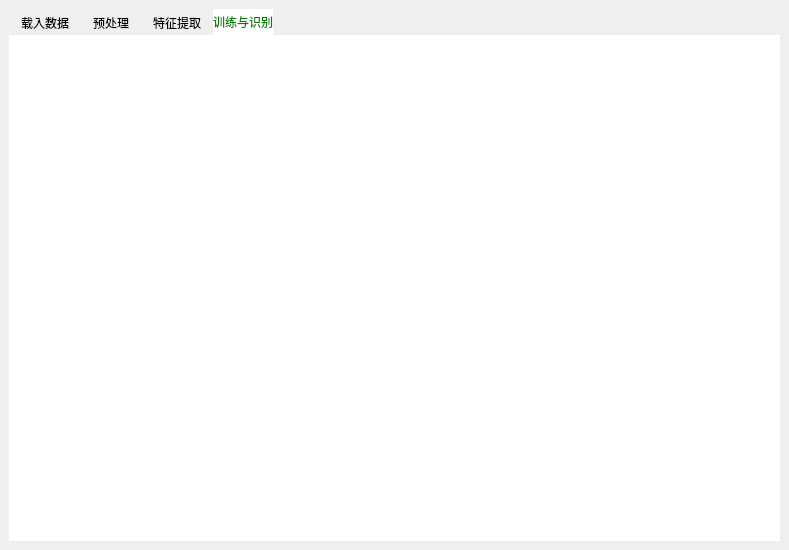
Liujiajia1994/pyQtTest, file oceanEddyRecognition.ui: the form before one commit.
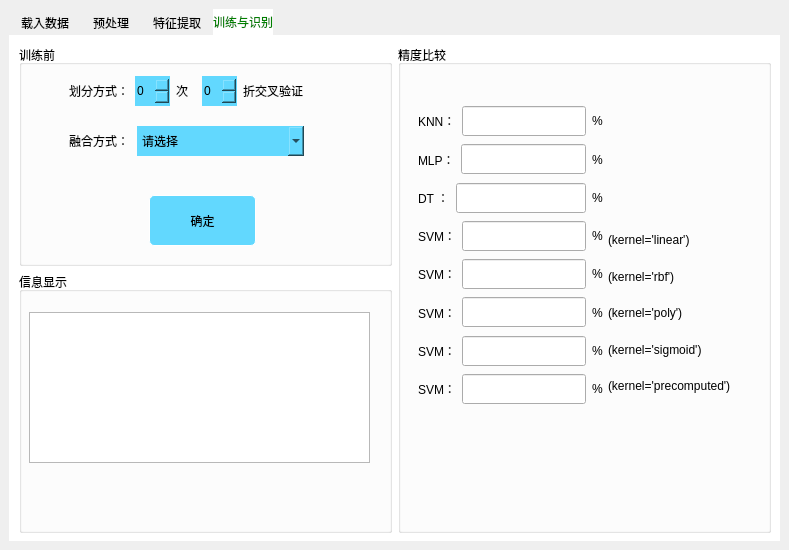
The form after the commit. The open tabs and pages were chosen to show the change. Icons and pictures are not drawn.

Commit message: 训练与识别模块界面

The edit to the form file:
```diff
--- a/oceanEddyRecognition.ui
+++ b/oceanEddyRecognition.ui
@@ -1151,6 +1151,672 @@
        <attribute name="title">
         <string>训练与识别</string>
        </attribute>
+       <widget class="QWidget" name="">
+        <property name="geometry">
+         <rect>
+          <x>10</x>
+          <y>10</y>
+          <width>752</width>
+          <height>488</height>
+         </rect>
+        </property>
+        <layout class="QHBoxLayout" name="horizontalLayout_3">
+         <item>
+          <layout class="QVBoxLayout" name="verticalLayout_4">
+           <item>
+            <widget class="QGroupBox" name="groupBox_10">
+             <property name="minimumSize">
+              <size>
+               <width>371</width>
+               <height>217</height>
+              </size>
+             </property>
+             <property name="title">
+              <string>训练前</string>
+             </property>
+             <widget class="QPushButton" name="extract_2">
+              <property name="geometry">
+               <rect>
+                <x>130</x>
+                <y>150</y>
+                <width>107</width>
+                <height>51</height>
+               </rect>
+              </property>
+              <property name="minimumSize">
+               <size>
+                <width>101</width>
+                <height>51</height>
+               </size>
+              </property>
+              <property name="styleSheet">
+               <string notr="true">QPushButton{  
+    border: 1px solid #ffffff;    
+	background-color:#62d8fe;
+    border-style: solid;  
+    border-radius:5px;  
+    width: 100px;  
+    height:20px;  
+    padding:0 0px;  
+} 
+QPushButton:hover{     
+    border: 1px solid #ffffff;  
+	background-color:#d6f7fe;
+    border-style: solid;  
+    border-radius:5px;  
+    width: 40px;  
+    height:20px;  
+    padding:0 0px;  
+}
+QPushButton:pressed{  
+    background-color:#EAF0FF;  
+    border: 1px solid #AAB4C4;  
+    width: 40px;  
+    height:20px;  
+    padding:0 0px;  
+    border-radius:5px;  
+}</string>
+              </property>
+              <property name="text">
+               <string>确定</string>
+              </property>
+             </widget>
+             <widget class="QWidget" name="">
+              <property name="geometry">
+               <rect>
+                <x>50</x>
+                <y>30</y>
+                <width>234</width>
+                <height>32</height>
+               </rect>
+              </property>
+              <layout class="QHBoxLayout" name="horizontalLayout_4">
+               <item>
+                <widget class="QLabel" name="label">
+                 <property name="text">
+                  <string>划分方式：</string>
+                 </property>
+                </widget>
+               </item>
+               <item>
+                <widget class="QSpinBox" name="spinBox">
+                 <property name="minimumSize">
+                  <size>
+                   <width>0</width>
+                   <height>30</height>
+                  </size>
+                 </property>
+                 <property name="styleSheet">
+                  <string notr="true">QSpinBox{
+	font-family: &quot;微软雅黑&quot;;
+    color: black;
+    border: 1px #1a1a1a solid;
+	background-color:#62d8fe;
+}</string>
+                 </property>
+                </widget>
+               </item>
+               <item>
+                <widget class="QLabel" name="label_2">
+                 <property name="minimumSize">
+                  <size>
+                   <width>0</width>
+                   <height>30</height>
+                  </size>
+                 </property>
+                 <property name="text">
+                  <string>次</string>
+                 </property>
+                </widget>
+               </item>
+               <item>
+                <widget class="QSpinBox" name="spinBox_2">
+                 <property name="minimumSize">
+                  <size>
+                   <width>0</width>
+                   <height>30</height>
+                  </size>
+                 </property>
+                 <property name="styleSheet">
+                  <string notr="true">QSpinBox{
+	font-family: &quot;微软雅黑&quot;;
+    color: black;
+    border: 1px #1a1a1a solid;
+	background-color:#62d8fe;
+}</string>
+                 </property>
+                </widget>
+               </item>
+               <item>
+                <widget class="QLabel" name="label_3">
+                 <property name="minimumSize">
+                  <size>
+                   <width>0</width>
+                   <height>30</height>
+                  </size>
+                 </property>
+                 <property name="text">
+                  <string>折交叉验证</string>
+                 </property>
+                </widget>
+               </item>
+              </layout>
+             </widget>
+             <widget class="QWidget" name="">
+              <property name="geometry">
+               <rect>
+                <x>50</x>
+                <y>80</y>
+                <width>235</width>
+                <height>32</height>
+               </rect>
+              </property>
+              <layout class="QHBoxLayout" name="horizontalLayout_6">
+               <item>
+                <widget class="QLabel" name="label_4">
+                 <property name="minimumSize">
+                  <size>
+                   <width>0</width>
+                   <height>30</height>
+                  </size>
+                 </property>
+                 <property name="text">
+                  <string>融合方式：</string>
+                 </property>
+                </widget>
+               </item>
+               <item>
+                <widget class="QComboBox" name="comboBox_6">
+                 <property name="minimumSize">
+                  <size>
+                   <width>167</width>
+                   <height>30</height>
+                  </size>
+                 </property>
+                 <property name="styleSheet">
+                  <string notr="true">QComboBox {
+	font-family: &quot;微软雅黑&quot;;
+    color: black;
+    border: 1px #1a1a1a solid;
+	background-color:#62d8fe;
+}</string>
+                 </property>
+                 <property name="currentText">
+                  <string>请选择</string>
+                 </property>
+                 <item>
+                  <property name="text">
+                   <string>请选择</string>
+                  </property>
+                 </item>
+                 <item>
+                  <property name="text">
+                   <string>多特征串行融合</string>
+                  </property>
+                 </item>
+                 <item>
+                  <property name="text">
+                   <string>自适应加权特征融合</string>
+                  </property>
+                 </item>
+                </widget>
+               </item>
+              </layout>
+             </widget>
+            </widget>
+           </item>
+           <item>
+            <widget class="QGroupBox" name="groupBox_11">
+             <property name="minimumSize">
+              <size>
+               <width>0</width>
+               <height>261</height>
+              </size>
+             </property>
+             <property name="title">
+              <string>信息显示</string>
+             </property>
+             <widget class="QTextEdit" name="textEdit_info_4">
+              <property name="geometry">
+               <rect>
+                <x>10</x>
+                <y>40</y>
+                <width>341</width>
+                <height>151</height>
+               </rect>
+              </property>
+             </widget>
+            </widget>
+           </item>
+          </layout>
+         </item>
+         <item>
+          <widget class="QGroupBox" name="groupBox_12">
+           <property name="minimumSize">
+            <size>
+             <width>371</width>
+             <height>486</height>
+            </size>
+           </property>
+           <property name="title">
+            <string>精度比较</string>
+           </property>
+           <widget class="QWidget" name="">
+            <property name="geometry">
+             <rect>
+              <x>20</x>
+              <y>60</y>
+              <width>185</width>
+              <height>300</height>
+             </rect>
+            </property>
+            <layout class="QVBoxLayout" name="verticalLayout_5">
+             <item>
+              <layout class="QHBoxLayout" name="horizontalLayout_7">
+               <item>
+                <widget class="QLabel" name="label_5">
+                 <property name="minimumSize">
+                  <size>
+                   <width>0</width>
+                   <height>30</height>
+                  </size>
+                 </property>
+                 <property name="text">
+                  <string>KNN：</string>
+                 </property>
+                </widget>
+               </item>
+               <item>
+                <widget class="QLineEdit" name="lineEdit">
+                 <property name="minimumSize">
+                  <size>
+                   <width>71</width>
+                   <height>30</height>
+                  </size>
+                 </property>
+                </widget>
+               </item>
+               <item>
+                <widget class="QLabel" name="label_6">
+                 <property name="minimumSize">
+                  <size>
+                   <width>0</width>
+                   <height>30</height>
+                  </size>
+                 </property>
+                 <property name="text">
+                  <string>%</string>
+                 </property>
+                </widget>
+               </item>
+              </layout>
+             </item>
+             <item>
+              <layout class="QHBoxLayout" name="horizontalLayout_10">
+               <item>
+                <widget class="QLabel" name="label_11">
+                 <property name="minimumSize">
+                  <size>
+                   <width>0</width>
+                   <height>30</height>
+                  </size>
+                 </property>
+                 <property name="text">
+                  <string>MLP：</string>
+                 </property>
+                </widget>
+               </item>
+               <item>
+                <widget class="QLineEdit" name="lineEdit_4">
+                 <property name="minimumSize">
+                  <size>
+                   <width>0</width>
+                   <height>30</height>
+                  </size>
+                 </property>
+                 <property name="text">
+                  <string/>
+                 </property>
+                </widget>
+               </item>
+               <item>
+                <widget class="QLabel" name="label_12">
+                 <property name="minimumSize">
+                  <size>
+                   <width>0</width>
+                   <height>30</height>
+                  </size>
+                 </property>
+                 <property name="text">
+                  <string>%</string>
+                 </property>
+                </widget>
+               </item>
+              </layout>
+             </item>
+             <item>
+              <layout class="QHBoxLayout" name="horizontalLayout_9">
+               <item>
+                <widget class="QLabel" name="label_10">
+                 <property name="minimumSize">
+                  <size>
+                   <width>30</width>
+                   <height>30</height>
+                  </size>
+                 </property>
+                 <property name="text">
+                  <string>DT ：</string>
+                 </property>
+                </widget>
+               </item>
+               <item>
+                <widget class="QLineEdit" name="lineEdit_3">
+                 <property name="minimumSize">
+                  <size>
+                   <width>71</width>
+                   <height>30</height>
+                  </size>
+                 </property>
+                </widget>
+               </item>
+               <item>
+                <widget class="QLabel" name="label_9">
+                 <property name="minimumSize">
+                  <size>
+                   <width>0</width>
+                   <height>30</height>
+                  </size>
+                 </property>
+                 <property name="text">
+                  <string>%</string>
+                 </property>
+                </widget>
+               </item>
+              </layout>
+             </item>
+             <item>
+              <layout class="QHBoxLayout" name="horizontalLayout_8">
+               <item>
+                <widget class="QLabel" name="label_8">
+                 <property name="minimumSize">
+                  <size>
+                   <width>0</width>
+                   <height>30</height>
+                  </size>
+                 </property>
+                 <property name="text">
+                  <string>SVM：</string>
+                 </property>
+                </widget>
+               </item>
+               <item>
+                <widget class="QLineEdit" name="lineEdit_2">
+                 <property name="minimumSize">
+                  <size>
+                   <width>0</width>
+                   <height>30</height>
+                  </size>
+                 </property>
+                </widget>
+               </item>
+               <item>
+                <widget class="QLabel" name="label_7">
+                 <property name="minimumSize">
+                  <size>
+                   <width>0</width>
+                   <height>30</height>
+                  </size>
+                 </property>
+                 <property name="text">
+                  <string>%</string>
+                 </property>
+                </widget>
+               </item>
+              </layout>
+             </item>
+             <item>
+              <layout class="QHBoxLayout" name="horizontalLayout_11">
+               <item>
+                <widget class="QLabel" name="label_15">
+                 <property name="minimumSize">
+                  <size>
+                   <width>0</width>
+                   <height>30</height>
+                  </size>
+                 </property>
+                 <property name="text">
+                  <string>SVM：</string>
+                 </property>
+                </widget>
+               </item>
+               <item>
+                <widget class="QLineEdit" name="lineEdit_5">
+                 <property name="minimumSize">
+                  <size>
+                   <width>0</width>
+                   <height>30</height>
+                  </size>
+                 </property>
+                </widget>
+               </item>
+               <item>
+                <widget class="QLabel" name="label_14">
+                 <property name="minimumSize">
+                  <size>
+                   <width>0</width>
+                   <height>30</height>
+                  </size>
+                 </property>
+                 <property name="text">
+                  <string>%</string>
+                 </property>
+                </widget>
+               </item>
+              </layout>
+             </item>
+             <item>
+              <layout class="QHBoxLayout" name="horizontalLayout_12">
+               <item>
+                <widget class="QLabel" name="label_19">
+                 <property name="minimumSize">
+                  <size>
+                   <width>0</width>
+                   <height>30</height>
+                  </size>
+                 </property>
+                 <property name="text">
+                  <string>SVM：</string>
+                 </property>
+                </widget>
+               </item>
+               <item>
+                <widget class="QLineEdit" name="lineEdit_6">
+                 <property name="minimumSize">
+                  <size>
+                   <width>0</width>
+                   <height>30</height>
+                  </size>
+                 </property>
+                </widget>
+               </item>
+               <item>
+                <widget class="QLabel" name="label_18">
+                 <property name="minimumSize">
+                  <size>
+                   <width>0</width>
+                   <height>30</height>
+                  </size>
+                 </property>
+                 <property name="text">
+                  <string>%</string>
+                 </property>
+                </widget>
+               </item>
+              </layout>
+             </item>
+             <item>
+              <layout class="QHBoxLayout" name="horizontalLayout_13">
+               <item>
+                <widget class="QLabel" name="label_20">
+                 <property name="minimumSize">
+                  <size>
+                   <width>0</width>
+                   <height>30</height>
+                  </size>
+                 </property>
+                 <property name="text">
+                  <string>SVM：</string>
+                 </property>
+                </widget>
+               </item>
+               <item>
+                <widget class="QLineEdit" name="lineEdit_7">
+                 <property name="minimumSize">
+                  <size>
+                   <width>0</width>
+                   <height>30</height>
+                  </size>
+                 </property>
+                </widget>
+               </item>
+               <item>
+                <widget class="QLabel" name="label_22">
+                 <property name="minimumSize">
+                  <size>
+                   <width>0</width>
+                   <height>30</height>
+                  </size>
+                 </property>
+                 <property name="text">
+                  <string>%</string>
+                 </property>
+                </widget>
+               </item>
+              </layout>
+             </item>
+             <item>
+              <layout class="QHBoxLayout" name="horizontalLayout_14">
+               <item>
+                <widget class="QLabel" name="label_42">
+                 <property name="minimumSize">
+                  <size>
+                   <width>0</width>
+                   <height>30</height>
+                  </size>
+                 </property>
+                 <property name="text">
+                  <string>SVM：</string>
+                 </property>
+                </widget>
+               </item>
+               <item>
+                <widget class="QLineEdit" name="lineEdit_15">
+                 <property name="minimumSize">
+                  <size>
+                   <width>0</width>
+                   <height>30</height>
+                  </size>
+                 </property>
+                </widget>
+               </item>
+               <item>
+                <widget class="QLabel" name="label_41">
+                 <property name="minimumSize">
+                  <size>
+                   <width>0</width>
+                   <height>30</height>
+                  </size>
+                 </property>
+                 <property name="text">
+                  <string>%</string>
+                 </property>
+                </widget>
+               </item>
+              </layout>
+             </item>
+            </layout>
+           </widget>
+           <widget class="QWidget" name="">
+            <property name="geometry">
+             <rect>
+              <x>210</x>
+              <y>180</y>
+              <width>134</width>
+              <height>176</height>
+             </rect>
+            </property>
+            <layout class="QVBoxLayout" name="verticalLayout_6">
+             <item>
+              <widget class="QLabel" name="label_13">
+               <property name="minimumSize">
+                <size>
+                 <width>30</width>
+                 <height>30</height>
+                </size>
+               </property>
+               <property name="text">
+                <string>(kernel='linear')</string>
+               </property>
+              </widget>
+             </item>
+             <item>
+              <widget class="QLabel" name="label_16">
+               <property name="minimumSize">
+                <size>
+                 <width>30</width>
+                 <height>30</height>
+                </size>
+               </property>
+               <property name="text">
+                <string>(kernel='rbf')</string>
+               </property>
+              </widget>
+             </item>
+             <item>
+              <widget class="QLabel" name="label_17">
+               <property name="minimumSize">
+                <size>
+                 <width>30</width>
+                 <height>30</height>
+                </size>
+               </property>
+               <property name="text">
+                <string>(kernel='poly')</string>
+               </property>
+              </widget>
+             </item>
+             <item>
+              <widget class="QLabel" name="label_21">
+               <property name="minimumSize">
+                <size>
+                 <width>30</width>
+                 <height>30</height>
+                </size>
+               </property>
+               <property name="text">
+                <string>(kernel='sigmoid')</string>
+               </property>
+              </widget>
+             </item>
+             <item>
+              <widget class="QLabel" name="label_43">
+               <property name="minimumSize">
+                <size>
+                 <width>30</width>
+                 <height>30</height>
+                </size>
+               </property>
+               <property name="text">
+                <string>(kernel='precomputed')</string>
+               </property>
+              </widget>
+             </item>
+            </layout>
+           </widget>
+          </widget>
+         </item>
+        </layout>
+       </widget>
       </widget>
      </widget>
     </item>
```
Left out of the diff: 4 changed lines with no effect on the pictures. The commit also changes 1 other file.
